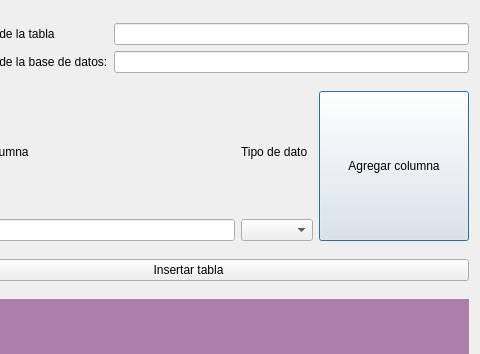
Before: the Qt Designer form clase04/Ejercicio02/demoCreateTable.ui in Jhongesell/curso-de-programacion-y-bases-de-datos, drawn with Qt 5; both pictures show x 103 to 583 and y 0 to 354 of the 583 by 526 pixel window.
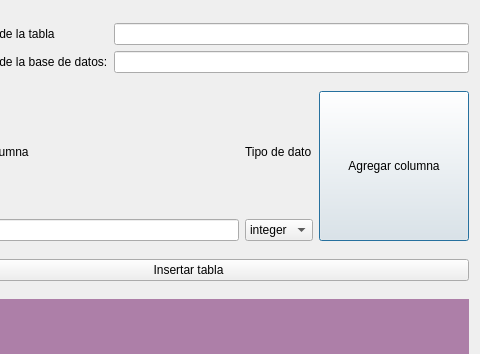
After: the same form once the commit is applied.

Patch:
```diff
--- a/clase04/Ejercicio02/demoCreateTable.ui
+++ b/clase04/Ejercicio02/demoCreateTable.ui
@@ -72,7 +72,13 @@
         </widget>
        </item>
        <item>
-        <widget class="QComboBox" name="comboBoxDataType"/>
+        <widget class="QComboBox" name="comboBoxDataType">
+         <item>
+          <property name="text">
+           <string>integer</string>
+          </property>
+         </item>
+        </widget>
        </item>
       </layout>
      </item>
```
